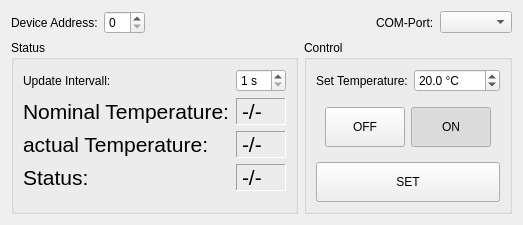
t2ft/VTSimple, file mainwidget.ui: the form before one commit.
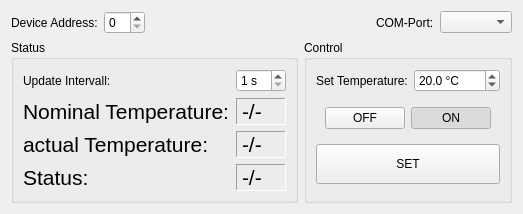
The form after the commit.

Patch:
```diff
--- a/mainwidget.ui
+++ b/mainwidget.ui
@@ -234,7 +234,7 @@
            <property name="minimumSize">
             <size>
              <width>0</width>
-             <height>40</height>
+             <height>20</height>
             </size>
            </property>
            <property name="text">
@@ -253,7 +253,7 @@
            <property name="minimumSize">
             <size>
              <width>0</width>
-             <height>40</height>
+             <height>20</height>
             </size>
            </property>
            <property name="text">
```
Left out of the diff: 9 changed lines with no effect on the pictures.
